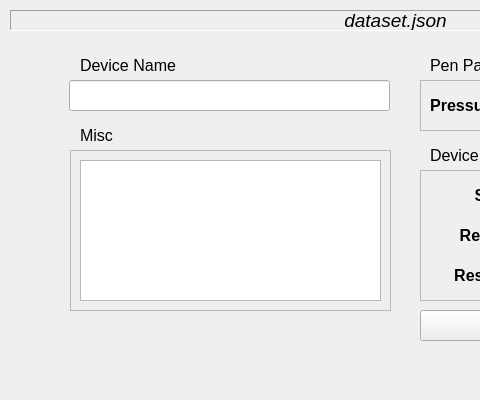
First picture: the form in Design/ExportWindow.ui, repository ronnymajani/dynamic-motion-digitset, before the edit; both pictures show x 0 to 480 and y 0 to 400 of the 800 by 400 pixel window.
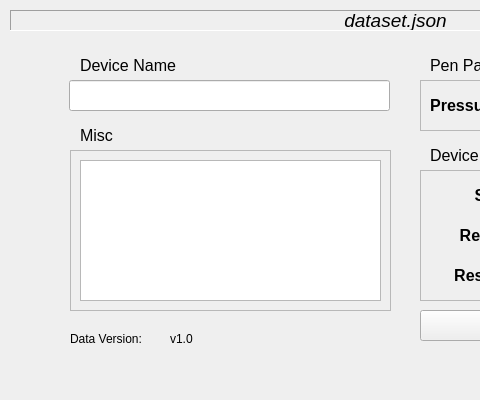
Second picture: the form after the edit.

Commit message: Renamed v0.3 to v1.0; Added label to show version number in export wndw

The edit to the form file:
```diff
--- a/Design/ExportWindow.ui
+++ b/Design/ExportWindow.ui
@@ -359,6 +359,32 @@
      <string>SAVE</string>
     </property>
    </widget>
+   <widget class="QLabel" name="data_version_label">
+    <property name="geometry">
+     <rect>
+      <x>70</x>
+      <y>330</y>
+      <width>91</width>
+      <height>17</height>
+     </rect>
+    </property>
+    <property name="text">
+     <string>Data Version:</string>
+    </property>
+   </widget>
+   <widget class="QLabel" name="data_version_value">
+    <property name="geometry">
+     <rect>
+      <x>170</x>
+      <y>330</y>
+      <width>66</width>
+      <height>17</height>
+     </rect>
+    </property>
+    <property name="text">
+     <string>v1.0</string>
+    </property>
+   </widget>
   </widget>
   <widget class="QMenuBar" name="menubar">
    <property name="geometry">
```
The commit also changes 7 other files.
